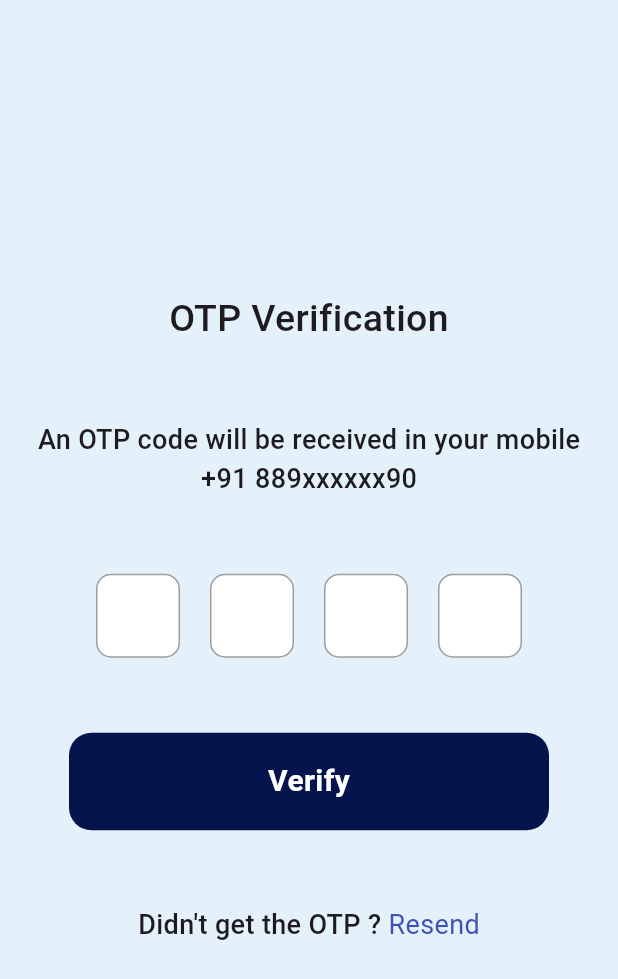
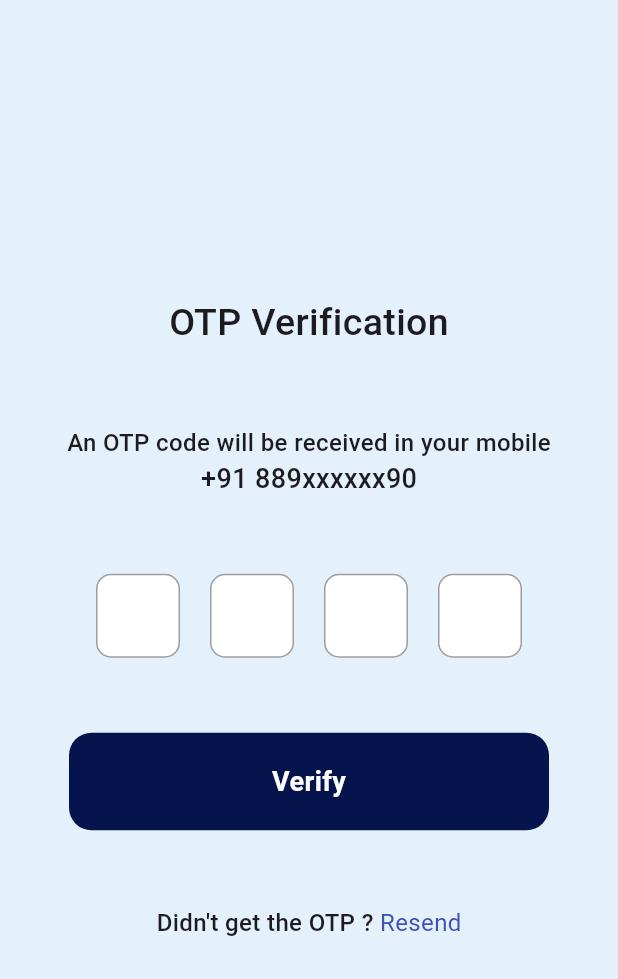
Before and after one commit to AthiraaAthi/project_way, a Flutter app: the OtpScreen screen opened directly, on a phone screen of 412 x 824 dp. Shown: the top 979 px of the screen. Run offline on Flutter 3.47's test engine with Material 3 defaults, Android fonts, the phone set to English and light mode, and no system bars; drawn by our look-alikes of pinput; our stand-ins replace carousel_slider, easy_localization, fl_chart, flutter_toggle_tab, table_calendar, video_player.

Commit message:
strted otp screen ui json

```diff
--- a/lib/view/otp_screen/otp_screen.dart
+++ b/lib/view/otp_screen/otp_screen.dart
@@ -1,3 +1,4 @@
+import 'package:easy_localization/easy_localization.dart';
 import 'package:flutter/material.dart';
 import 'package:pinput/pinput.dart';
 import 'package:project_way/utils/color_constant/color_constant.dart';
@@ -71,18 +72,25 @@ class _OtpScreenState extends State<OtpScreen> {
                 mainAxisAlignment: MainAxisAlignment.center,
                 children: [
                   Text(
-                    "OTP Verification",
+                    'otpscreen.otpVerification'.tr(),
                     style: TextStyle(fontSize: 25, fontWeight: FontWeight.w500),
                   ),
                   SizedBox(
                     height: 50,
                   ),
-                  Text(
-                    "An OTP code will be received in your mobile",
-                    style: TextStyle(fontWeight: FontWeight.w500, fontSize: 18),
+                  Column(
+                    mainAxisAlignment: MainAxisAlignment.center,
+                    crossAxisAlignment: CrossAxisAlignment.center,
+                    children: [
+                      Text(
+                        'otpscreen.otpInstruction'.tr(),
+                        style: TextStyle(
+                            fontWeight: FontWeight.w500, fontSize: 16),
+                      ),
+                    ],
                   ),
                   Text(
-                    "+91 889xxxxxx90",
+                    'otpscreen.phoneNumber'.tr(),
                     style: TextStyle(fontWeight: FontWeight.w500, fontSize: 18),
                   ),
                   SizedBox(
@@ -122,11 +130,11 @@ class _OtpScreenState extends State<OtpScreen> {
                       ),
                       child: Center(
                         child: Text(
-                          "Verify",
+                          'otpscreen.verifyButton'.tr(),
                           style: TextStyle(
                               fontWeight: FontWeight.w600,
                               color: Colors.white,
-                              fontSize: 20),
+                              fontSize: 18),
                         ),
                       ),
                     ),
@@ -138,17 +146,17 @@ class _OtpScreenState extends State<OtpScreen> {
                     mainAxisAlignment: MainAxisAlignment.center,
                     children: [
                       Text(
-                        "Didn't get the OTP ? ",
+                        'otpscreen.resendInstruction'.tr(),
                         style: TextStyle(
-                            fontWeight: FontWeight.w500, fontSize: 18),
+                            fontWeight: FontWeight.w500, fontSize: 16),
                       ),
                       InkWell(
                         onTap: () {},
                         child: Text(
-                          "Resend",
+                          'otpscreen.resendButton'.tr(),
                           style: TextStyle(
                               fontWeight: FontWeight.w400,
-                              fontSize: 18,
+                              fontSize: 16,
                               color: Colors.indigo),
                         ),
                       ),
```
